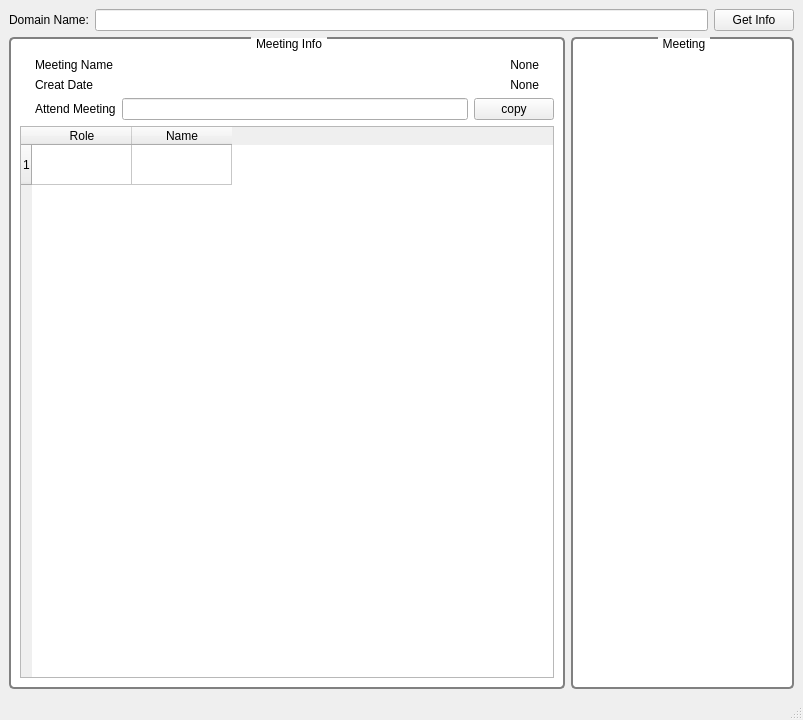
This is mainwindow.ui in chi-chun-1999/bbb_info_app as Qt 5 draws it before an edit. The edited form follows.
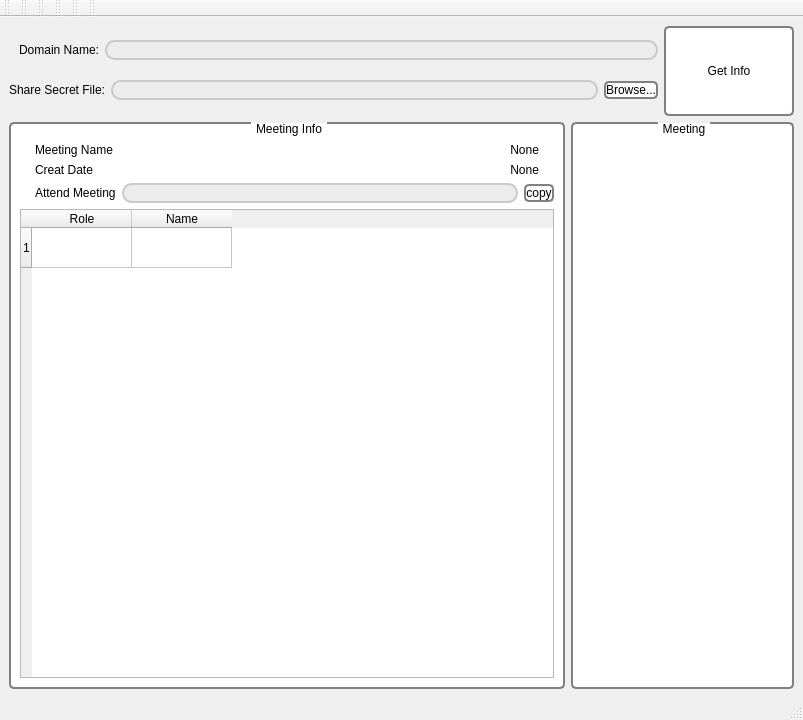
This is the edited form.

The edit to the form file:
```diff
--- a/mainwindow.ui
+++ b/mainwindow.ui
@@ -24,31 +24,111 @@
      subcontrol-origin: margin;
      subcontrol-position: top center; /* position at the top center */
      padding: 0 3px;
-    
- }</string>
+ }
+QPushButton
+{
+	background-color:white;
+
+     border: 2px solid gray;
+     border-radius: 5px;
+
+   
+}
+
+QPushButton::hover
+{
+	background-color:#eeeeee;
+
+}
+QPushButton::pressed
+{
+	background-color:#eeeeee;
+	border: 2px solid rgb(255, 105, 107);
+	color:rgb(255, 105, 107);
+ padding-left:2px;
+    padding-top:2px;
+}
+QLineEdit
+{
+border: 2px solid rgb(202, 202, 202);
+     border-radius: 10px;
+background-color:rgb(236, 236, 236);
+	color:rgb(100, 100, 100);
+}
+
+
+</string>
   </property>
   <widget class="QWidget" name="centralwidget">
-   <layout class="QVBoxLayout" name="verticalLayout_4">
-    <item>
-     <layout class="QVBoxLayout" name="verticalLayout_3">
+   <layout class="QGridLayout" name="gridLayout">
+    <item row="0" column="0">
+     <layout class="QVBoxLayout" name="verticalLayout_4">
       <item>
-       <layout class="QHBoxLayout" name="horizontalLayout">
+       <layout class="QHBoxLayout" name="horizontalLayout_3" stretch="10,2">
         <item>
-         <widget class="QLabel" name="label_domain_name">
-          <property name="text">
-           <string>Domain Name:</string>
-          </property>
-         </widget>
-        </item>
-        <item>
-         <widget class="QLineEdit" name="lineEdit_domain_name">
-          <property name="text">
-           <string/>
-          </property>
-         </widget>
+         <layout class="QVBoxLayout" name="verticalLayout_3">
+          <item>
+           <layout class="QHBoxLayout" name="horizontalLayout_2">
+            <item>
+             <widget class="QLabel" name="label_domain_name">
+              <property name="layoutDirection">
+               <enum>Qt::LeftToRight</enum>
+              </property>
+              <property name="text">
+               <string>   Domain Name:</string>
+              </property>
+              <property name="alignment">
+               <set>Qt::AlignRight|Qt::AlignTrailing|Qt::AlignVCenter</set>
+              </property>
+             </widget>
+            </item>
+            <item>
+             <widget class="QLineEdit" name="lineEdit_domain_name">
+              <property name="text">
+               <string/>
+              </property>
+             </widget>
+            </item>
+           </layout>
+          </item>
+          <item>
+           <layout class="QHBoxLayout" name="horizontalLayout">
+            <item>
+             <widget class="QLabel" name="label_share_secet_file">
+              <property name="text">
+               <string>Share Secret File:</string>
+              </property>
+              <property name="alignment">
+               <set>Qt::AlignRight|Qt::AlignTrailing|Qt::AlignVCenter</set>
+              </property>
+             </widget>
+            </item>
+            <item>
+             <widget class="QLineEdit" name="lineEdit_share_secret_file">
+              <property name="text">
+               <string/>
+              </property>
+             </widget>
+            </item>
+            <item>
+             <widget class="QPushButton" name="pushButton_browse">
+              <property name="text">
+               <string>Browse...</string>
+              </property>
+             </widget>
+            </item>
+           </layout>
+          </item>
+         </layout>
         </item>
         <item>
          <widget class="QPushButton" name="pushButton_get_info">
+          <property name="minimumSize">
+           <size>
+            <width>39</width>
+            <height>90</height>
+           </size>
+          </property>
           <property name="text">
            <string>Get Info</string>
           </property>
@@ -204,6 +284,72 @@
    </property>
   </widget>
   <widget class="QStatusBar" name="statusbar"/>
+  <widget class="QToolBar" name="toolBar">
+   <property name="windowTitle">
+    <string>toolBar</string>
+   </property>
+   <attribute name="toolBarArea">
+    <enum>TopToolBarArea</enum>
+   </attribute>
+   <attribute name="toolBarBreak">
+    <bool>false</bool>
+   </attribute>
+  </widget>
+  <widget class="QToolBar" name="toolBar_2">
+   <property name="windowTitle">
+    <string>toolBar_2</string>
+   </property>
+   <attribute name="toolBarArea">
+    <enum>TopToolBarArea</enum>
+   </attribute>
+   <attribute name="toolBarBreak">
+    <bool>false</bool>
+   </attribute>
+  </widget>
+  <widget class="QToolBar" name="toolBar_3">
+   <property name="windowTitle">
+    <string>toolBar_3</string>
+   </property>
+   <attribute name="toolBarArea">
+    <enum>TopToolBarArea</enum>
+   </attribute>
+   <attribute name="toolBarBreak">
+    <bool>false</bool>
+   </attribute>
+  </widget>
+  <widget class="QToolBar" name="toolBar_4">
+   <property name="windowTitle">
+    <string>toolBar_4</string>
+   </property>
+   <attribute name="toolBarArea">
+    <enum>TopToolBarArea</enum>
+   </attribute>
+   <attribute name="toolBarBreak">
+    <bool>false</bool>
+   </attribute>
+  </widget>
+  <widget class="QToolBar" name="toolBar_5">
+   <property name="windowTitle">
+    <string>toolBar_5</string>
+   </property>
+   <attribute name="toolBarArea">
+    <enum>TopToolBarArea</enum>
+   </attribute>
+   <attribute name="toolBarBreak">
+    <bool>false</bool>
+   </attribute>
+  </widget>
+  <widget class="QToolBar" name="toolBar_6">
+   <property name="windowTitle">
+    <string>toolBar_6</string>
+   </property>
+   <attribute name="toolBarArea">
+    <enum>TopToolBarArea</enum>
+   </attribute>
+   <attribute name="toolBarBreak">
+    <bool>false</bool>
+   </attribute>
+  </widget>
  </widget>
  <resources/>
  <connections/>
```
